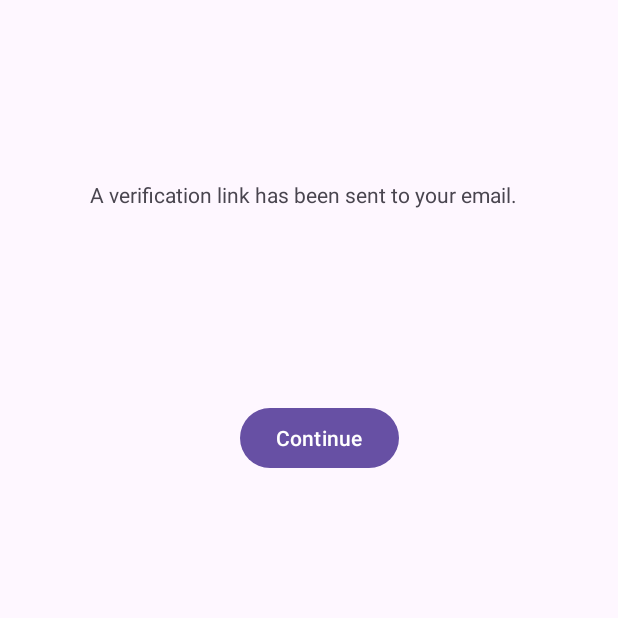
After one commit to zc1778/circuit_app, an Android app: the VerificationActivity screen opened directly, with no data from a screen before it, on a phone screen of 412 x 824 dp, the top half of it. The commit adds this screen. Run offline under Robolectric (Android 15) with nearby library versions, the phone set to English and light mode, and no system bars; our stand-ins replace Firebase (no records; nobody signed in at launch, a user with empty details on screens opened directly).

Commit message:
Implemented basic email confirmation. New activity.

```diff
--- a/app/src/main/java/com/zybooks/circuitmaker/LoginActivity.java
+++ b/app/src/main/java/com/zybooks/circuitmaker/LoginActivity.java
@@ -87,11 +87,8 @@ public class LoginActivity extends AppCompatActivity {
                     public void onComplete(@NonNull Task<AuthResult> task) {
                         if (task.isSuccessful()) {
                             Log.d(TAG, "createUserWithEmail:success");
-                            FirebaseUser user = mAuth.getCurrentUser();
-                            Intent myIntent = new Intent(LoginActivity.this, CircuitActivity.class);
+                            Intent myIntent = new Intent(LoginActivity.this, VerificationActivity.class);
                             startActivity(myIntent);
-                            Toast toast = Toast.makeText(LoginActivity.this /* MyActivity */, "Registration Sucess", Toast.LENGTH_LONG);
-                            toast.show();
                         } else {
                             Log.w(TAG, "createUserWithEmail:failure", task.getException());
                         }
--- /dev/null
+++ b/app/src/main/java/com/zybooks/circuitmaker/VerificationActivity.java
@@ -0,0 +1,47 @@
+package com.zybooks.circuitmaker;
+
+import android.content.Intent;
+import android.os.Bundle;
+import android.util.Log;
+import android.widget.Button;
+import android.widget.Toast;
+
+import androidx.annotation.NonNull;
+import androidx.appcompat.app.AppCompatActivity;
+
+import com.google.android.gms.tasks.OnCompleteListener;
+import com.google.android.gms.tasks.Task;
+import com.google.firebase.Firebase;
+import com.google.firebase.auth.FirebaseAuth;
+import com.google.firebase.auth.FirebaseUser;
+
+public class VerificationActivity extends AppCompatActivity {
+    private FirebaseAuth mAuth;
+
+    @Override
+    protected void onCreate(Bundle savedInstanceState) {
+        super.onCreate(savedInstanceState);
+        setContentView(R.layout.activity_verification);
+        Button continueButton = findViewById(R.id.Continue);
+        mAuth = FirebaseAuth.getInstance();
+        FirebaseUser user = mAuth.getCurrentUser();
+        user.sendEmailVerification();
+        continueButton.setOnClickListener(v -> {
+            emailCheck();
+        });
+    }
+
+    void emailCheck() {
+        FirebaseUser user = mAuth.getCurrentUser();
+        user.reload();
+        Log.d("TAG", "VALUUUEEEEE: " + user.isEmailVerified());
+        if(user.isEmailVerified()) {
+            Intent myIntent = new Intent(VerificationActivity.this, CircuitActivity.class);
+            startActivity(myIntent);
+        }
+        else {
+            Toast toast = Toast.makeText(VerificationActivity.this , "email not verified", Toast.LENGTH_LONG);
+            toast.show();
+        }
+    }
+}
--- /dev/null
+++ b/app/src/main/res/layout/activity_verification.xml
@@ -0,0 +1,27 @@
+<?xml version="1.0" encoding="utf-8"?>
+<androidx.constraintlayout.widget.ConstraintLayout xmlns:android="http://schemas.android.com/apk/res/android"
+    xmlns:app="http://schemas.android.com/apk/res-auto"
+    xmlns:tools="http://schemas.android.com/tools"
+    android:layout_width="match_parent"
+    android:layout_height="match_parent">
+
+    <TextView
+        android:id="@+id/textView"
+        android:layout_width="wrap_content"
+        android:layout_height="wrap_content"
+        android:layout_marginStart="60dp"
+        android:layout_marginTop="120dp"
+        android:text="@string/verifyHead"
+        app:layout_constraintStart_toStartOf="parent"
+        app:layout_constraintTop_toTopOf="parent" />
+
+    <Button
+        android:id="@+id/Continue"
+        android:layout_width="wrap_content"
+        android:layout_height="wrap_content"
+        android:layout_marginStart="160dp"
+        android:layout_marginTop="268dp"
+        android:text="@string/verifyButton"
+        app:layout_constraintStart_toStartOf="parent"
+        app:layout_constraintTop_toTopOf="parent" />
+</androidx.constraintlayout.widget.ConstraintLayout>
--- a/app/src/main/res/values/strings.xml
+++ b/app/src/main/res/values/strings.xml
@@ -17,4 +17,6 @@
     <string name="redo">Redo</string>
     <string name="loginEmail">Email</string>
     <string name="loginPass">Password</string>
+    <string name="verifyHead">A verification link has been sent to your email.</string>
+    <string name="verifyButton">Continue</string>
 </resources>
```
Also changed, not shown: app/src/main/AndroidManifest.xml (+7 -0 lines).
